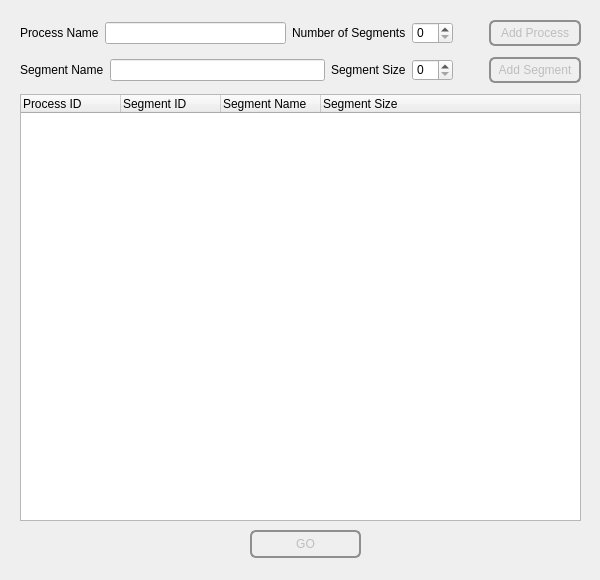
This is GUI/MemoryAllocationGUI/processesinputform.ui in lameesemad1996/MemoryAllocation as Qt 5 draws it before an edit. The edited form follows.
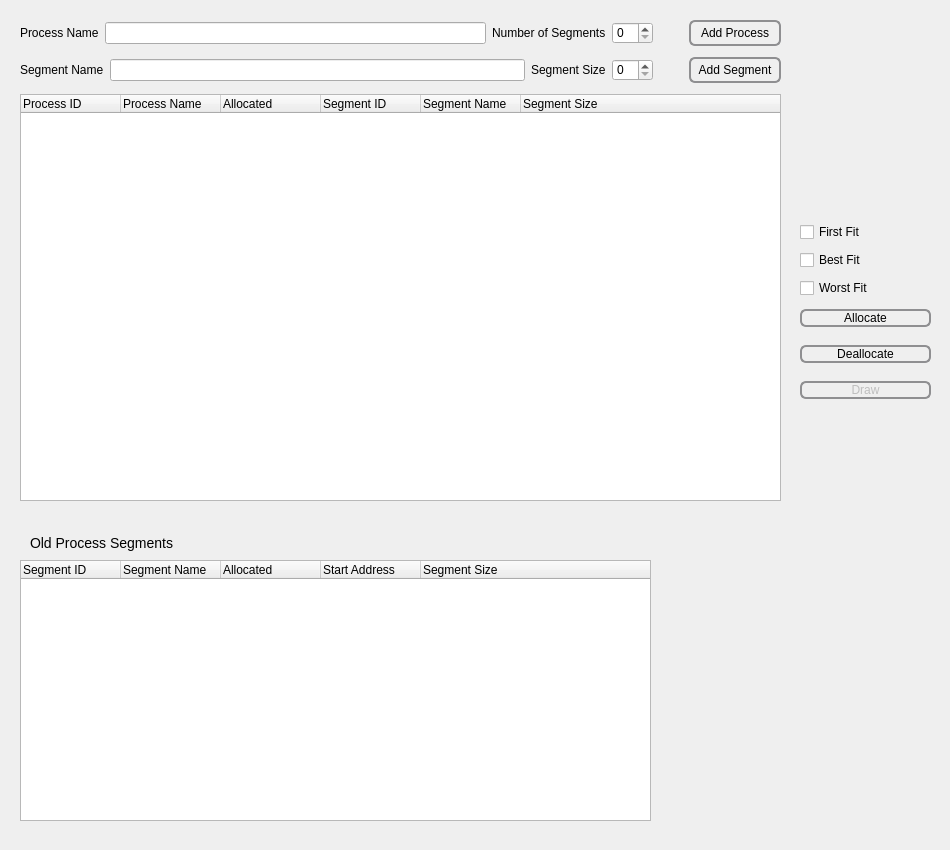
This is the edited form.

Patch:
```diff
--- a/GUI/MemoryAllocationGUI/processesinputform.ui
+++ b/GUI/MemoryAllocationGUI/processesinputform.ui
@@ -6,8 +6,8 @@
    <rect>
     <x>0</x>
     <y>0</y>
-    <width>600</width>
-    <height>580</height>
+    <width>950</width>
+    <height>850</height>
    </rect>
   </property>
   <property name="windowTitle">
@@ -40,8 +40,8 @@
     <rect>
      <x>20</x>
      <y>20</y>
-     <width>561</width>
-     <height>501</height>
+     <width>761</width>
+     <height>481</height>
     </rect>
    </property>
    <layout class="QVBoxLayout" name="verticalLayout">
@@ -85,7 +85,7 @@
         <item>
          <widget class="QPushButton" name="pushButton">
           <property name="enabled">
-           <bool>false</bool>
+           <bool>true</bool>
           </property>
           <property name="styleSheet">
            <string notr="true">QPushButton {
@@ -140,11 +140,7 @@
          </widget>
         </item>
         <item>
-         <layout class="QHBoxLayout" name="horizontalLayout_9">
-          <item>
-           <widget class="QLineEdit" name="lineEdit_2"/>
-          </item>
-         </layout>
+         <widget class="QLineEdit" name="segNameLineEdit"/>
         </item>
         <item>
          <widget class="QLabel" name="label_6">
@@ -162,7 +158,7 @@
         <item>
          <widget class="QPushButton" name="pushButton_2">
           <property name="enabled">
-           <bool>false</bool>
+           <bool>true</bool>
           </property>
           <property name="styleSheet">
            <string notr="true">QPushButton {
@@ -206,6 +202,16 @@
         <string>Process ID</string>
        </property>
       </column>
+      <column>
+       <property name="text">
+        <string>Process Name</string>
+       </property>
+      </column>
+      <column>
+       <property name="text">
+        <string>Allocated</string>
+       </property>
+      </column>
       <column>
        <property name="text">
         <string>Segment ID</string>
@@ -225,32 +231,158 @@
     </item>
    </layout>
   </widget>
-  <widget class="QPushButton" name="pushButton_3">
-   <property name="enabled">
-    <bool>false</bool>
+  <widget class="QWidget" name="verticalLayoutWidget_2">
+   <property name="geometry">
+    <rect>
+     <x>800</x>
+     <y>220</y>
+     <width>131</width>
+     <height>182</height>
+    </rect>
    </property>
+   <layout class="QVBoxLayout" name="verticalLayout_2">
+    <item>
+     <widget class="QCheckBox" name="firstFitCheckBox">
+      <property name="text">
+       <string>First Fit</string>
+      </property>
+     </widget>
+    </item>
+    <item>
+     <widget class="QCheckBox" name="bestFitCheckBox">
+      <property name="text">
+       <string>Best Fit</string>
+      </property>
+     </widget>
+    </item>
+    <item>
+     <widget class="QCheckBox" name="worstFitCheckBox">
+      <property name="text">
+       <string>Worst Fit</string>
+      </property>
+     </widget>
+    </item>
+    <item>
+     <widget class="QPushButton" name="allocatePushButton">
+      <property name="enabled">
+       <bool>true</bool>
+      </property>
+      <property name="font">
+       <font>
+        <family>Arial</family>
+        <weight>50</weight>
+        <italic>false</italic>
+        <bold>false</bold>
+        <strikeout>false</strikeout>
+       </font>
+      </property>
+      <property name="styleSheet">
+       <string notr="true">margin-bottom: 10px;
+margin-top: 3px;
+font: large &quot;Arial&quot;;</string>
+      </property>
+      <property name="text">
+       <string>Allocate</string>
+      </property>
+     </widget>
+    </item>
+    <item>
+     <widget class="QPushButton" name="deallocatePushButton">
+      <property name="enabled">
+       <bool>true</bool>
+      </property>
+      <property name="font">
+       <font>
+        <family>Arial</family>
+        <weight>50</weight>
+        <italic>false</italic>
+        <bold>false</bold>
+        <strikeout>false</strikeout>
+       </font>
+      </property>
+      <property name="styleSheet">
+       <string notr="true">margin-bottom: 10px;
+font: large &quot;Arial&quot;</string>
+      </property>
+      <property name="text">
+       <string>Deallocate</string>
+      </property>
+     </widget>
+    </item>
+    <item>
+     <widget class="QPushButton" name="drawPushButton">
+      <property name="enabled">
+       <bool>false</bool>
+      </property>
+      <property name="font">
+       <font>
+        <family>Arial</family>
+        <weight>50</weight>
+        <italic>false</italic>
+        <bold>false</bold>
+        <strikeout>false</strikeout>
+       </font>
+      </property>
+      <property name="styleSheet">
+       <string notr="true">font: large &quot;Arial&quot;</string>
+      </property>
+      <property name="text">
+       <string>Draw</string>
+      </property>
+     </widget>
+    </item>
+   </layout>
+  </widget>
+  <widget class="QTreeWidget" name="oldProcessTreeWidget">
    <property name="geometry">
     <rect>
-     <x>250</x>
+     <x>20</x>
+     <y>560</y>
+     <width>631</width>
+     <height>261</height>
+    </rect>
+   </property>
+   <column>
+    <property name="text">
+     <string>Segment ID</string>
+    </property>
+   </column>
+   <column>
+    <property name="text">
+     <string>Segment Name</string>
+    </property>
+   </column>
+   <column>
+    <property name="text">
+     <string>Allocated</string>
+    </property>
+   </column>
+   <column>
+    <property name="text">
+     <string>Start Address</string>
+    </property>
+   </column>
+   <column>
+    <property name="text">
+     <string>Segment Size</string>
+    </property>
+   </column>
+  </widget>
+  <widget class="QLabel" name="oldProcessLabel">
+   <property name="geometry">
+    <rect>
+     <x>30</x>
      <y>530</y>
-     <width>111</width>
-     <height>28</height>
+     <width>151</width>
+     <height>26</height>
     </rect>
    </property>
-   <property name="font">
-    <font>
-     <family>Arial</family>
-     <weight>50</weight>
-     <italic>false</italic>
-     <bold>false</bold>
-     <strikeout>false</strikeout>
-    </font>
-   </property>
    <property name="styleSheet">
-    <string notr="true">font: large &quot;Arial&quot;</string>
+    <string notr="true">font: large &quot;Arial&quot;;
+font-size: 14px;</string>
    </property>
    <property name="text">
-    <string>GO</string>
+    <string>Old Process Segments</string>
    </property>
   </widget>
  </widget>
```
Left out of the diff: 20 changed lines with no effect on the pictures.
